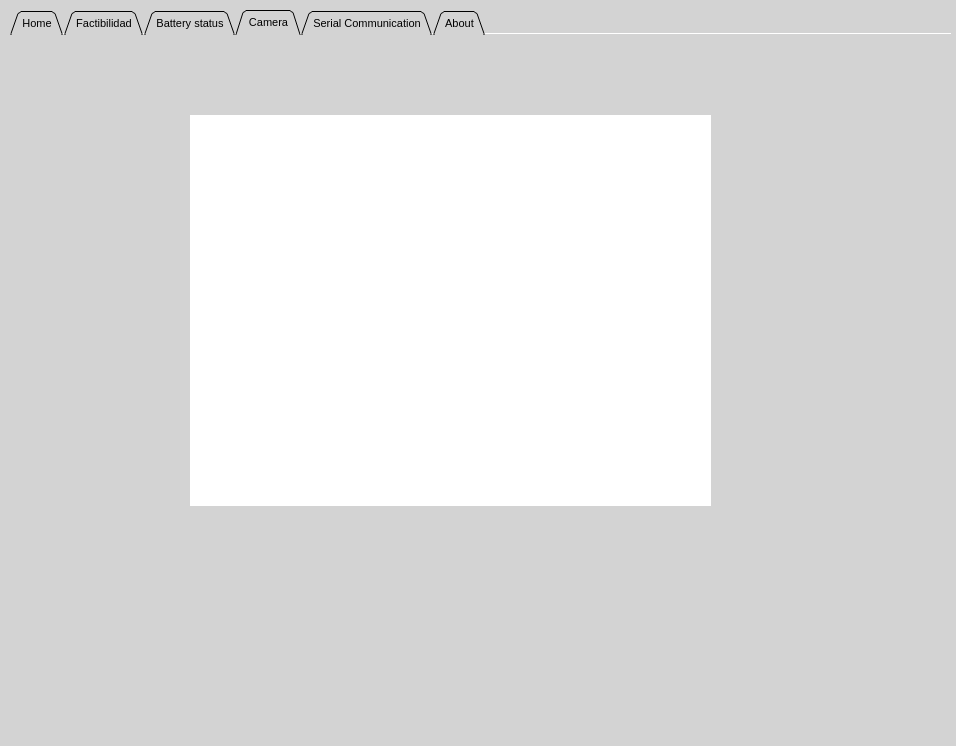
Old version of the form HMI.ui in the repository Dartherick/Proyecto2_Angelica.
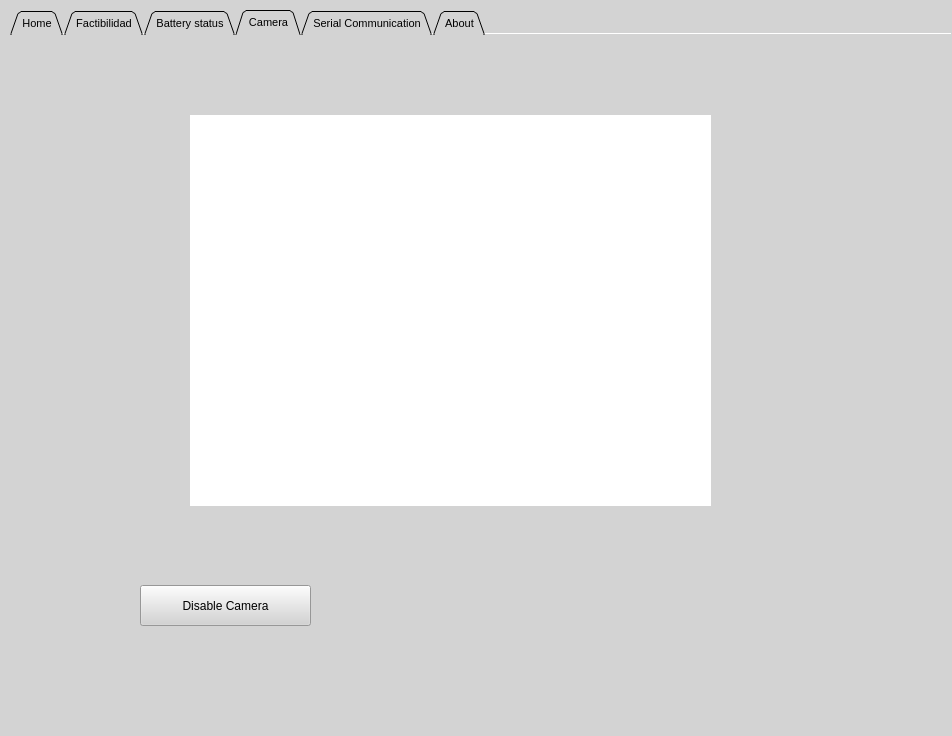
New version of the form. The open tabs and pages were chosen to show the change. Icons and pictures are not drawn.

Commit message: Adding camera to HMI (main.py)

What changed in the file:
```diff
--- a/HMI.ui
+++ b/HMI.ui
@@ -6,8 +6,8 @@
    <rect>
     <x>0</x>
     <y>0</y>
-    <width>956</width>
-    <height>746</height>
+    <width>952</width>
+    <height>736</height>
    </rect>
   </property>
   <property name="windowTitle">
@@ -649,6 +649,19 @@
        <string/>
       </property>
      </widget>
+     <widget class="QPushButton" name="EnableButton">
+      <property name="geometry">
+       <rect>
+        <x>130</x>
+        <y>550</y>
+        <width>171</width>
+        <height>41</height>
+       </rect>
+      </property>
+      <property name="text">
+       <string>Disable Camera</string>
+      </property>
+     </widget>
     </widget>
     <widget class="QWidget" name="SerialCom_Tab">
      <attribute name="title">
```
Left out of the diff: 15 changed lines with no effect on the pictures. The commit also changes 11 other files.
